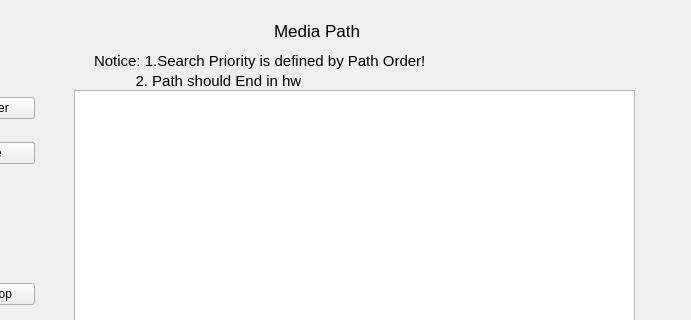
Above: Client/command_validator_app/ui/Addpath.ui from SJTU-Applemin/AutoULTGen before the change; both pictures show x 116 to 807 and y 0 to 320 of the 807 by 516 pixel window. Below: the same form after it.
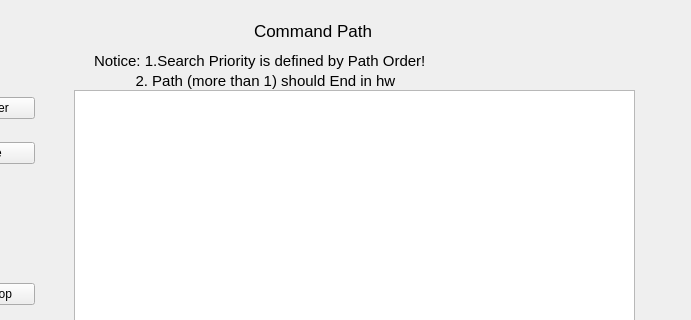
That is the form after the change.

```diff
--- a/Client/command_validator_app/ui/Addpath.ui
+++ b/Client/command_validator_app/ui/Addpath.ui
@@ -78,9 +78,9 @@
   <widget class="QLabel" name="label_2">
    <property name="geometry">
     <rect>
-     <x>390</x>
+          <x>370</x>
      <y>20</y>
-     <width>121</width>
+          <width>161</width>
      <height>21</height>
     </rect>
    </property>
@@ -90,7 +90,7 @@
     </font>
    </property>
    <property name="text">
-    <string>Media Path</string>
+        <string>Command Path</string>
    </property>
   </widget>
   <widget class="QWidget" name="layoutWidget">
@@ -171,7 +171,7 @@
     </font>
    </property>
    <property name="text">
-    <string>          2. Path should End in hw</string>
+        <string>          2. Path (more than 1) should End in hw</string>
    </property>
   </widget>
  </widget>
```
Lines whose indentation alone changed are shown as unchanged.
